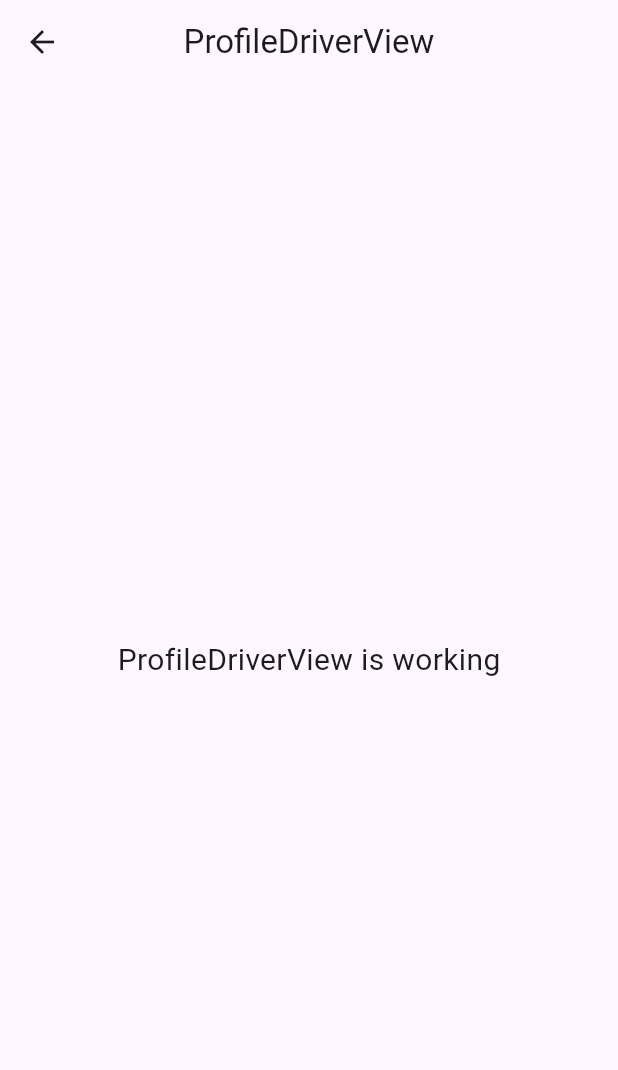
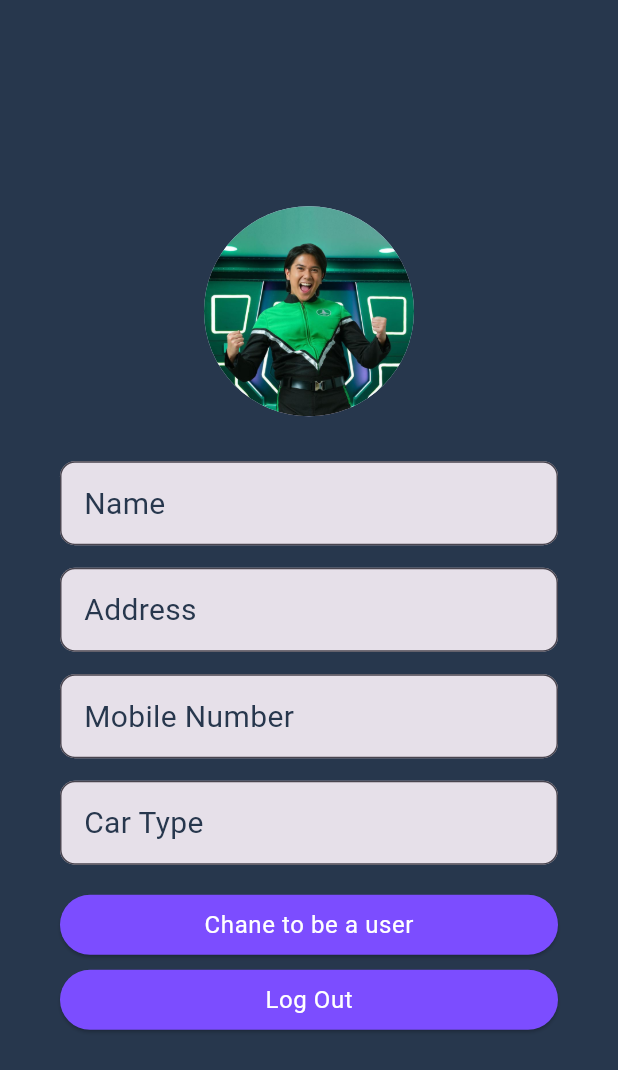
Before and after one commit to ardhanhau07/angkutKita-v1.2, a Flutter app: the ProfileDriverView screen opened by its route, on a phone screen of 412 x 824 dp. Shown: the top 1070 px of the screen. Run offline on Flutter 3.47's test engine with Material 3 defaults, Android fonts, the phone set to English and light mode, and no system bars; our stand-ins replace country_code_picker, curved_navigation_bar, flutter_map, flutter_native_splash, get, google_fonts and 2 more; Roboto replaces fonts that are missing (Lexend Deca); statements that could not run were skipped.

Commit message:
update halaman user

```diff
--- a/lib/app/modules/profileDriver/views/profile_driver_view.dart
+++ b/lib/app/modules/profileDriver/views/profile_driver_view.dart
@@ -1,6 +1,9 @@
+import 'package:angkut_kita/app/modules/role/views/role_view.dart';
+import 'package:angkut_kita/app/settings/constants.dart';
 import 'package:flutter/material.dart';
 
 import 'package:get/get.dart';
+import 'package:page_transition/page_transition.dart';
 
 import '../controllers/profile_driver_controller.dart';
 
@@ -9,15 +12,111 @@ class ProfileDriverView extends GetView<ProfileDriverController> {
   @override
   Widget build(BuildContext context) {
     return Scaffold(
-      appBar: AppBar(
-        title: const Text('ProfileDriverView'),
-        centerTitle: true,
-      ),
-      body: const Center(
-        child: Text(
-          'ProfileDriverView is working',
-          style: TextStyle(fontSize: 20),
-        ),
+      backgroundColor: Constants.primaryColor,
+      body: Padding(
+        padding: EdgeInsets.symmetric(horizontal: 40),
+        child: Center(
+            child: Column(
+          mainAxisAlignment: MainAxisAlignment.center,
+          children: [
+            CircleAvatar(
+              radius: 70,
+              backgroundImage: AssetImage('assets/images/ojekdriver.jpg'),
+            ),
+            SizedBox(height: 30),
+            TextField(
+              decoration: InputDecoration(
+                  hintText: 'Input Your Name Here',
+                  label: Text(
+                    'Name',
+                    style: TextStyle(color: Constants.primaryColor),
+                  ),
+                  labelStyle: Constants.BodyMedium,
+                  filled: true,
+                  border: OutlineInputBorder(
+                      borderRadius: BorderRadius.circular(10)),
+                  hintStyle: TextStyle(color: Colors.white54)),
+            ),
+            SizedBox(height: 15),
+            TextField(
+              decoration: InputDecoration(
+                  hintText: 'Input Your Username Here',
+                  label: Text(
+                    'Address',
+                    style: TextStyle(color: Constants.primaryColor),
+                  ),
+                  labelStyle: Constants.BodyMedium,
+                  filled: true,
+                  border: OutlineInputBorder(
+                      borderRadius: BorderRadius.circular(10)),
+                  hintStyle: TextStyle(color: Colors.white54)),
+            ),
+            SizedBox(height: 15),
+            TextField(
+              decoration: InputDecoration(
+                  hintText: 'Input Your Username Here',
+                  label: Text(
+                    'Mobile Number',
+                    style: TextStyle(color: Constants.primaryColor),
+                  ),
+                  labelStyle: Constants.BodyMedium,
+                  filled: true,
+                  border: OutlineInputBorder(
+                      borderRadius: BorderRadius.circular(10)),
+                  hintStyle: TextStyle(color: Colors.white54)),
+            ),
+            SizedBox(height: 15),
+            TextField(
+              decoration: InputDecoration(
+                  hintText: 'Input Your Username Here',
+                  label: Text(
+                    'Car Type',
+                    style: TextStyle(color: Constants.primaryColor),
+                  ),
+                  labelStyle: Constants.BodyMedium,
+                  filled: true,
+                  border: OutlineInputBorder(
+                      borderRadius: BorderRadius.circular(10)),
+                  hintStyle: TextStyle(color: Colors.white54)),
+            ),
+            SizedBox(height: 20),
+            SizedBox(
+              width: 350,
+              height: 40,
+              child: ElevatedButton(
+                  style: ElevatedButton.styleFrom(
+                      backgroundColor: Colors.deepPurpleAccent),
+                  onPressed: () {
+                    Navigator.push(
+                        context,
+                        PageTransition(
+                            type: PageTransitionType.fade, child: RoleView()));
+                  },
+                  child: Text(
+                    'Chane to be a user',
+                    style: Constants.BodySmall,
+                  )),
+            ),
+            SizedBox(height: 10),
+            SizedBox(
+              width: 350,
+              height: 40,
+              child: ElevatedButton(
+                  style: ElevatedButton.styleFrom(
+                      backgroundColor: Colors.deepPurpleAccent),
+                  onPressed: () {
+                    Navigator.push(
+                        context,
+                        PageTransition(
+                            type: PageTransitionType.fade, child: RoleView()));
+                  },
+                  child: Text(
+                    'Log Out',
+                    style: Constants.BodySmall,
+                  )),
+            ),
+          ],
+        )),
       ),
     );
   }
```
Also changed, not shown: assets/images/ojekdriver.jpg (added).
